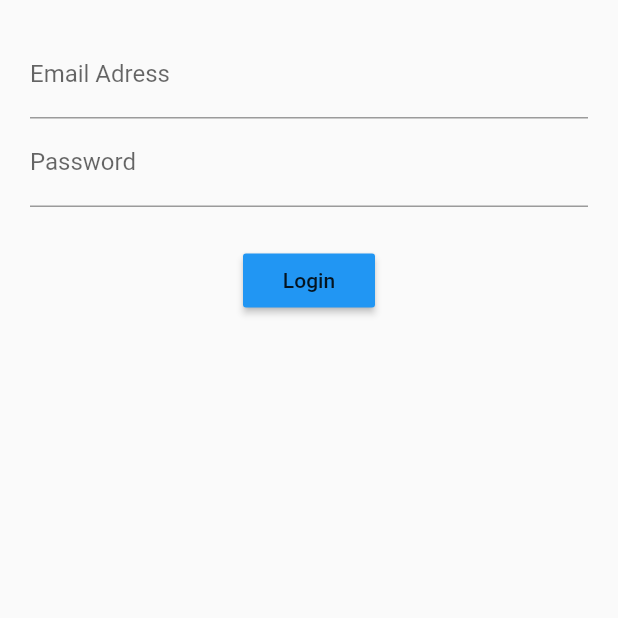
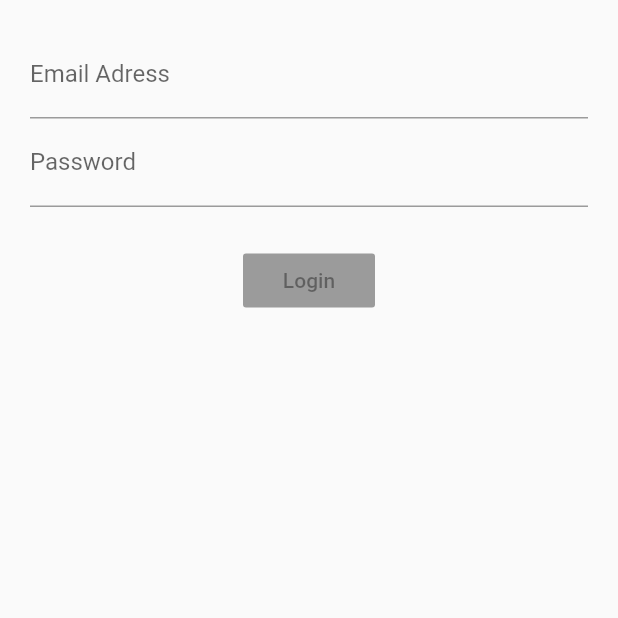
Before and after one commit to david1707/flutter_bloc, a Flutter app: the screen it shows after launch, on a phone screen of 412 x 824 dp, the top half of it. Run offline on Flutter 3.47's test engine with Material 2 defaults, Android fonts, the phone set to English and light mode, and no system bars; our stand-ins replace rxdart.

Commit message:
Final commit after RxDart has been added

```diff
--- a/lib/src/blocs/bloc.dart
+++ b/lib/src/blocs/bloc.dart
@@ -1,17 +1,26 @@
 import 'dart:async';
 import 'validators.dart';
+import 'package:rxdart/rxdart.dart';
 
 class Bloc extends Validators {
-  final _email = StreamController<String>();
-  final _password = StreamController<String>();
+  final _email = BehaviorSubject<String>();
+  final _password = BehaviorSubject<String>();
 
   // Add data to the stream
   Stream<String> get email => _email.stream.transform(validateEmail);
   Stream<String> get password => _password.stream.transform(validatePassword);
+  Stream<bool> get submitValid => Observable.combineLatest2(email, password, (e, p) => true);
 
   // Change data
   Function(String) get changeEmail => _email.sink.add;
   Function(String) get changePassword => _password.sink.add;
+
+  submit() {
+    final validEmail = _email.value;
+    final validPassword = _password.value;
+    print('Email is $validEmail');
+    print('Password is $validPassword');
+  }
 
   dispose() {
     _email.close();
--- a/lib/src/screens/login_screen.dart
+++ b/lib/src/screens/login_screen.dart
@@ -13,7 +13,7 @@ class LoginScreen extends StatelessWidget {
           emailField(bloc),
           passwordField(bloc),
           Container(margin: EdgeInsets.only(top: 25.0)),
-          submitButton(),
+          submitButton(bloc),
         ]
       ),
     );
@@ -52,12 +52,18 @@ class LoginScreen extends StatelessWidget {
     );
   }
 
-  Widget submitButton() {
-    return RaisedButton(
-      child: Text('Login'),
-      color: Colors.blue,
-      onPressed: () {},
+  Widget submitButton(Bloc bloc) {
+    return StreamBuilder(
+      stream: bloc.submitValid,
+      builder: (context, snapshot) {
+        return RaisedButton(
+          child: Text('Login'),
+          color: Colors.blue,
+          onPressed: snapshot.hasData
+            ? bloc.submit
+            : null,
+        );
+      },
     );
   }
-
 }
--- a/pubspec.yaml
+++ b/pubspec.yaml
@@ -23,6 +23,8 @@ dependencies:
   # The following adds the Cupertino Icons font to your application.
   # Use with the CupertinoIcons class for iOS style icons.
   cupertino_icons: ^0.1.2
+
+  rxdart: ^0.21.0
 
 dev_dependencies:
   flutter_test:
```
Also changed, not shown: pubspec.lock.
